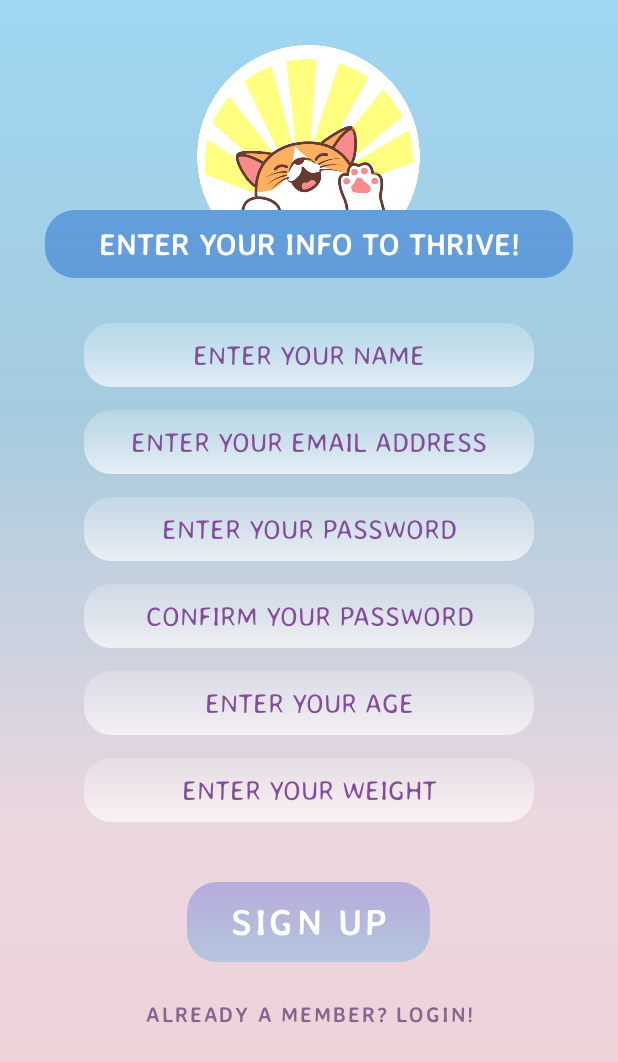
After one commit to Faria-Binte-Kader/Thrive, an Android app: the Signup screen opened directly, with no data from a screen before it, on a phone screen of 412 x 824 dp. The commit adds this screen. Shown: the top 1062 px of the screen. Run offline under Robolectric (Android 15) with nearby library versions, the phone set to English and light mode, and no system bars.

Commit message:
firebase and signup xml added

```diff
--- a/app/build.gradle
+++ b/app/build.gradle
@@ -1,5 +1,6 @@
 plugins {
     id 'com.android.application'
+    id 'com.google.gms.google-services'
 }
 
 android {
@@ -33,6 +34,8 @@ dependencies {
     implementation 'androidx.appcompat:appcompat:1.2.0'
     implementation 'com.google.android.material:material:1.3.0'
     implementation 'androidx.constraintlayout:constraintlayout:2.0.4'
+    implementation 'com.google.firebase:firebase-auth:20.0.4'
+    implementation 'com.google.firebase:firebase-firestore:23.0.2'
     testImplementation 'junit:junit:4.+'
     androidTestImplementation 'androidx.test.ext:junit:1.1.2'
     androidTestImplementation 'androidx.test.espresso:espresso-core:3.3.0'
--- /dev/null
+++ b/app/src/main/java/com/example/thrive/Signup.java
@@ -0,0 +1,14 @@
+package com.example.thrive;
+
+import androidx.appcompat.app.AppCompatActivity;
+
+import android.os.Bundle;
+
+public class Signup extends AppCompatActivity {
+
+    @Override
+    protected void onCreate(Bundle savedInstanceState) {
+        super.onCreate(savedInstanceState);
+        setContentView(R.layout.activity_signup);
+    }
+}
--- /dev/null
+++ b/app/src/main/java/com/example/thrive/VerifyEmail.java
@@ -0,0 +1,14 @@
+package com.example.thrive;
+
+import androidx.appcompat.app.AppCompatActivity;
+
+import android.os.Bundle;
+
+public class VerifyEmail extends AppCompatActivity {
+
+    @Override
+    protected void onCreate(Bundle savedInstanceState) {
+        super.onCreate(savedInstanceState);
+        setContentView(R.layout.activity_verify_email);
+    }
+}
--- a/app/src/main/res/drawable/buttonrounded.xml
+++ b/app/src/main/res/drawable/buttonrounded.xml
@@ -1,5 +1,5 @@
 <?xml version="1.0" encoding="utf-8"?>
 <shape xmlns:android="http://schemas.android.com/apk/res/android" android:shape="rectangle">
     <corners android:radius="20dp"/>
-    <gradient android:angle="90" android:startColor="#51C2DB" android:centerColor="#88A2DC" android:endColor="#C082DD"/>
+    <gradient android:angle="90" android:startColor="#8C86BBE2" android:centerColor="#8C88A2DC" android:endColor="#8C8E88DC"/>
 </shape>
--- /dev/null
+++ b/app/src/main/res/drawable/buttonrounded3.xml
@@ -0,0 +1,6 @@
+<?xml version="1.0" encoding="utf-8"?>
+<shape xmlns:android="http://schemas.android.com/apk/res/android"
+    android:shape="rectangle">
+    <corners android:radius="20dp"/>
+    <solid android:color="#882B71D2"/>
+</shape>
--- /dev/null
+++ b/app/src/main/res/drawable/buttonrounded4.xml
@@ -0,0 +1,5 @@
+<?xml version="1.0" encoding="utf-8"?>
+<shape xmlns:android="http://schemas.android.com/apk/res/android" android:shape="rectangle">
+    <corners android:radius="18dp"/>
+    <gradient android:angle="90" android:startColor="#AAFFFFFF" android:centerColor="#66FFFFFF" android:endColor="#33FFFFFF"/>
+</shape>
--- a/app/src/main/res/layout/activity_login.xml
+++ b/app/src/main/res/layout/activity_login.xml
@@ -26,14 +26,14 @@
         android:layout_width="match_parent"
         android:layout_height="wrap_content"
         android:hint="Email"
-        android:textColorHint="@color/purple_500"
+        android:textColorHint="@color/purple_grey"
         android:padding="10dp"
         android:paddingLeft="15dp"
         android:inputType="textEmailAddress"
-        android:background="@drawable/buttonrounded2"
+        android:background="@drawable/buttonrounded4"
         android:textSize="20sp"
         android:layout_marginTop="50dp"
-        android:foregroundTint="@color/purple_500"
+        android:foregroundTint="@color/purple_grey"
         android:elevation="5dp"
         android:fontFamily="@font/averiasanslibre_light"
         />
@@ -44,8 +44,8 @@
             android:layout_width="match_parent"
             android:layout_height="wrap_content"
             android:hint="Password"
-            android:background="@drawable/buttonrounded2"
-            android:textColorHint="@color/purple_500"
+            android:background="@drawable/buttonrounded4"
+            android:textColorHint="@color/purple_grey"
             android:padding="10dp"
             android:paddingLeft="15dp"
             android:fontFamily="@font/averiasanslibre_light"
@@ -53,7 +53,7 @@
             android:elevation="5dp"
             android:textSize="20sp"
             android:layout_marginTop="20dp"
-            android:foregroundTint="@color/purple_500"
+            android:foregroundTint="@color/purple_grey"
             />
 
     <Button
@@ -75,7 +75,7 @@
         android:layout_width="wrap_content"
         android:layout_height="wrap_content"
         android:text="New here? Sign up!"
-        android:textColor="@color/white"
+        android:textColor="@color/grey"
         android:background="@android:color/transparent"
         android:textStyle="bold"
         android:fontFamily="@font/averiasanslibre_bold"
@@ -97,7 +97,7 @@
         android:fontFamily="@font/averiasanslibre_bold"
         android:padding="10sp"
         android:text="Forgot Password"
-        android:textColor="@color/white"
+        android:textColor="@color/grey"
         android:textStyle="bold" />
 </LinearLayout>`
 
--- /dev/null
+++ b/app/src/main/res/layout/activity_signup.xml
@@ -0,0 +1,178 @@
+<?xml version="1.0" encoding="utf-8"?>
+<LinearLayout xmlns:android="http://schemas.android.com/apk/res/android"
+    xmlns:app="http://schemas.android.com/apk/res-auto"
+    xmlns:tools="http://schemas.android.com/tools"
+    android:orientation="vertical"
+    android:background="@drawable/light_bg"
+    android:layout_width="match_parent"
+    android:layout_height="match_parent"
+    android:padding="30dp"
+    tools:context=".Signup">
+    <LinearLayout
+        android:layout_width="match_parent"
+        android:layout_height="wrap_content"
+        android:gravity="center"
+        android:orientation="vertical">
+
+        <ImageView
+            android:layout_width="150dp"
+            android:layout_height="110dp"
+            android:layout_gravity="center"
+            android:elevation="10dp"
+            android:src="@drawable/logo2"/>
+
+        <TextView
+            android:layout_width="match_parent"
+            android:layout_height="wrap_content"
+            android:text="ENTER YOUR INFO TO THRIVE!"
+            android:textStyle="bold"
+            android:background="@drawable/buttonrounded3"
+            android:textAlignment="center"
+            android:fontFamily="@font/averiasanslibre_bold"
+            android:textColor="@color/white"
+            android:textSize="20sp"
+            android:padding="10dp"
+            />
+
+        <EditText
+            android:id="@+id/name_signup"
+            android:layout_width="300dp"
+            android:layout_height="wrap_content"
+            android:hint="ENTER YOUR NAME"
+            android:textColorHint="@color/purple_grey"
+            android:textAlignment="center"
+            android:padding="10dp"
+            android:paddingLeft="15dp"
+            android:inputType="textEmailAddress"
+            android:background="@drawable/buttonrounded4"
+            android:textSize="18sp"
+            android:layout_marginTop="30dp"
+            android:foregroundTint="@color/purple_500"
+            android:elevation="5dp"
+            android:fontFamily="@font/averiasanslibre_light"
+            />
+
+        <EditText
+
+            android:id="@+id/email_signup"
+            android:layout_width="300dp"
+            android:layout_height="wrap_content"
+            android:hint="ENTER YOUR EMAIL ADDRESS"
+            android:textAlignment="center"
+            android:background="@drawable/buttonrounded4"
+            android:textColorHint="@color/purple_grey"
+            android:padding="10dp"
+            android:paddingLeft="15dp"
+            android:fontFamily="@font/averiasanslibre_light"
+            android:inputType="textEmailAddress"
+            android:elevation="5dp"
+            android:textSize="18sp"
+            android:layout_marginTop="15dp"
+            android:foregroundTint="@color/purple_500"
+            />
+
+        <EditText
+
+            android:id="@+id/password_signup"
+            android:layout_width="300dp"
+            android:layout_height="wrap_content"
+            android:hint="ENTER YOUR PASSWORD"
+            android:textAlignment="center"
+            android:background="@drawable/buttonrounded4"
+            android:textColorHint="@color/purple_grey"
+            android:padding="10dp"
+            android:paddingLeft="15dp"
+            android:fontFamily="@font/averiasanslibre_light"
+            android:inputType="textEmailAddress"
+            android:elevation="5dp"
+            android:textSize="18sp"
+            android:layout_marginTop="15dp"
+            android:foregroundTint="@color/purple_500"
+            />
+
+        <EditText
+
+            android:id="@+id/confirm_password_signup"
+            android:layout_width="300dp"
+            android:layout_height="wrap_content"
+            android:hint="CONFIRM YOUR PASSWORD"
+            android:textAlignment="center"
+            android:background="@drawable/buttonrounded4"
+            android:textColorHint="@color/purple_grey"
+            android:padding="10dp"
+            android:paddingLeft="15dp"
+            android:fontFamily="@font/averiasanslibre_light"
+            android:inputType="textEmailAddress"
+            android:elevation="5dp"
+            android:textSize="18sp"
+            android:layout_marginTop="15dp"
+            android:foregroundTint="@color/purple_500"
+            />
+
+        <EditText
+
+            android:id="@+id/age_signup"
+            android:layout_width="300dp"
+            android:layout_height="wrap_content"
+            android:hint="ENTER YOUR AGE"
+            android:textAlignment="center"
+            android:background="@drawable/buttonrounded4"
+            android:textColorHint="@color/purple_grey"
+            android:padding="10dp"
+            android:paddingLeft="15dp"
+            android:fontFamily="@font/averiasanslibre_light"
+            android:inputType="textEmailAddress"
+            android:elevation="5dp"
+            android:textSize="18sp"
+            android:layout_marginTop="15dp"
+            android:foregroundTint="@color/purple_500"
+            />
+
+        <EditText
+
+            android:id="@+id/weight_signup"
+            android:layout_width="300dp"
+            android:layout_height="wrap_content"
+            android:hint="ENTER YOUR WEIGHT"
+            android:textAlignment="center"
+            android:background="@drawable/buttonrounded4"
+            android:textColorHint="@color/purple_grey"
+            android:padding="10dp"
+            android:paddingLeft="15dp"
+            android:fontFamily="@font/averiasanslibre_light"
+            android:inputType="textEmailAddress"
+            android:elevation="5dp"
+            android:textSize="18sp"
+            android:layout_marginTop="15dp"
+            android:foregroundTint="@color/purple_500"
+            />
+
+        <Button
+            android:layout_marginTop="40dp"
+            android:id="@+id/signup_button"
+            android:layout_width="162dp"
+            android:layout_height="53dp"
+            android:background="@drawable/buttonrounded"
+            android:fontFamily="@font/averiasanslibre_bold"
+            android:text="SIGN UP"
+            android:textAllCaps="false"
+            android:textColor="@color/white"
+            android:textSize="24dp"
+            android:elevation="10dp"
+            app:backgroundTint="@null"
+            />
+        <Button
+            android:id="@+id/gotologin"
+            android:layout_width="wrap_content"
+            android:layout_height="wrap_content"
+            android:text="Already a member? LOGIN!"
+            android:textColor="@color/grey"
+            android:background="@android:color/transparent"
+            android:textStyle="bold"
+            android:fontFamily="@font/averiasanslibre_bold"
+            android:layout_marginTop="10sp"
+            android:padding="10sp"
+            />
+    </LinearLayout>
+
+</LinearLayout>
--- /dev/null
+++ b/app/src/main/res/layout/activity_verify_email.xml
@@ -0,0 +1,9 @@
+<?xml version="1.0" encoding="utf-8"?>
+<androidx.constraintlayout.widget.ConstraintLayout xmlns:android="http://schemas.android.com/apk/res/android"
+    xmlns:app="http://schemas.android.com/apk/res-auto"
+    xmlns:tools="http://schemas.android.com/tools"
+    android:layout_width="match_parent"
+    android:layout_height="match_parent"
+    tools:context=".VerifyEmail">
+
+</androidx.constraintlayout.widget.ConstraintLayout>
--- a/app/src/main/res/values/colors.xml
+++ b/app/src/main/res/values/colors.xml
@@ -2,10 +2,12 @@
 <resources>
     <color name="purple_200">#A47BE1</color>
     <color name="blueheader">#629AEE</color>
-    <color name="purple_500">#54246A</color>
+    <color name="purple_500">#6F1B8D</color>
     <color name="purple_700">#FF3700B3</color>
+    <color name="purple_grey">#834D98</color>
     <color name="teal_200">#FF03DAC5</color>
     <color name="teal_700">#FF018786</color>
     <color name="black">#FF000000</color>
     <color name="white">#FFFFFFFF</color>
+    <color name="grey">#856690</color>
 </resources>
--- a/app/src/main/res/values/themes.xml
+++ b/app/src/main/res/values/themes.xml
@@ -8,7 +8,7 @@
         <!-- Secondary brand color. -->
         <item name="colorSecondary">@color/purple_500</item>
         <item name="colorSecondaryVariant">@color/teal_700</item>
-        <item name="colorOnSecondary">@color/black</item>
+        <item name="colorOnSecondary">@color/white</item>
         <!-- Status bar color. -->
         <item name="android:statusBarColor" tools:targetApi="l">?attr/colorPrimaryVariant</item>
         <!-- Customize your theme here. -->
--- a/build.gradle
+++ b/build.gradle
@@ -6,6 +6,7 @@ buildscript {
     }
     dependencies {
         classpath "com.android.tools.build:gradle:4.1.2"
+        classpath 'com.google.gms:google-services:4.3.8'
 
         // NOTE: Do not place your application dependencies here; they belong
         // in the individual module build.gradle files
```
Also changed, not shown: app/src/main/AndroidManifest.xml (+5 -5 lines), app/src/main/res/drawable/logo2.png (added).
